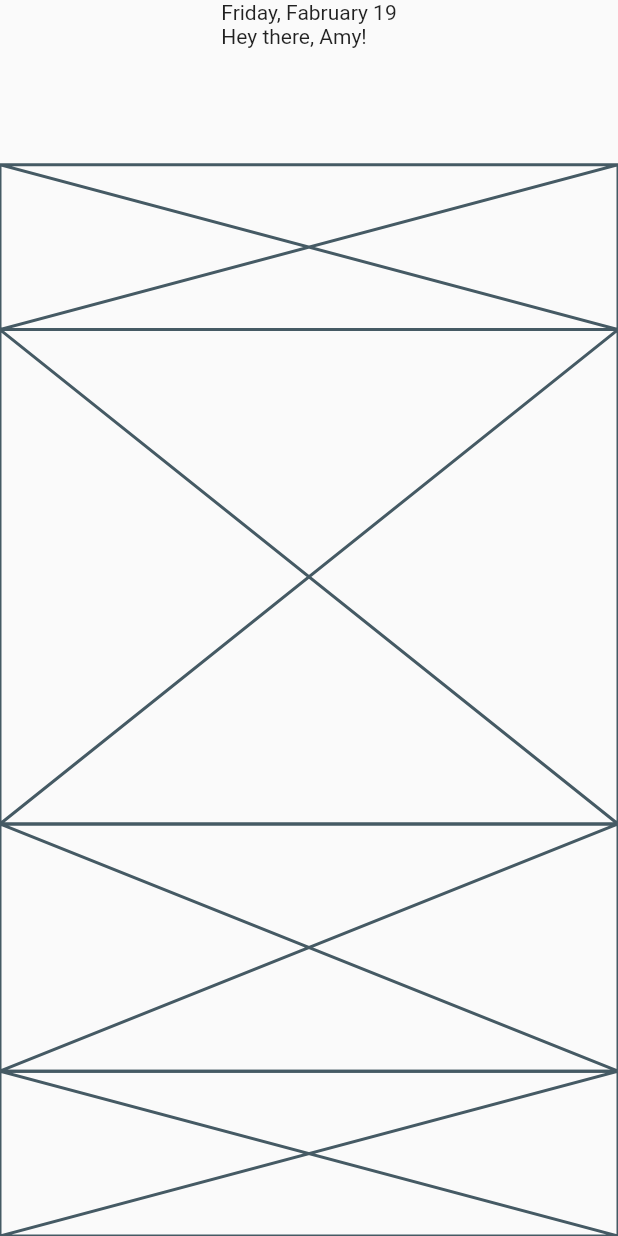
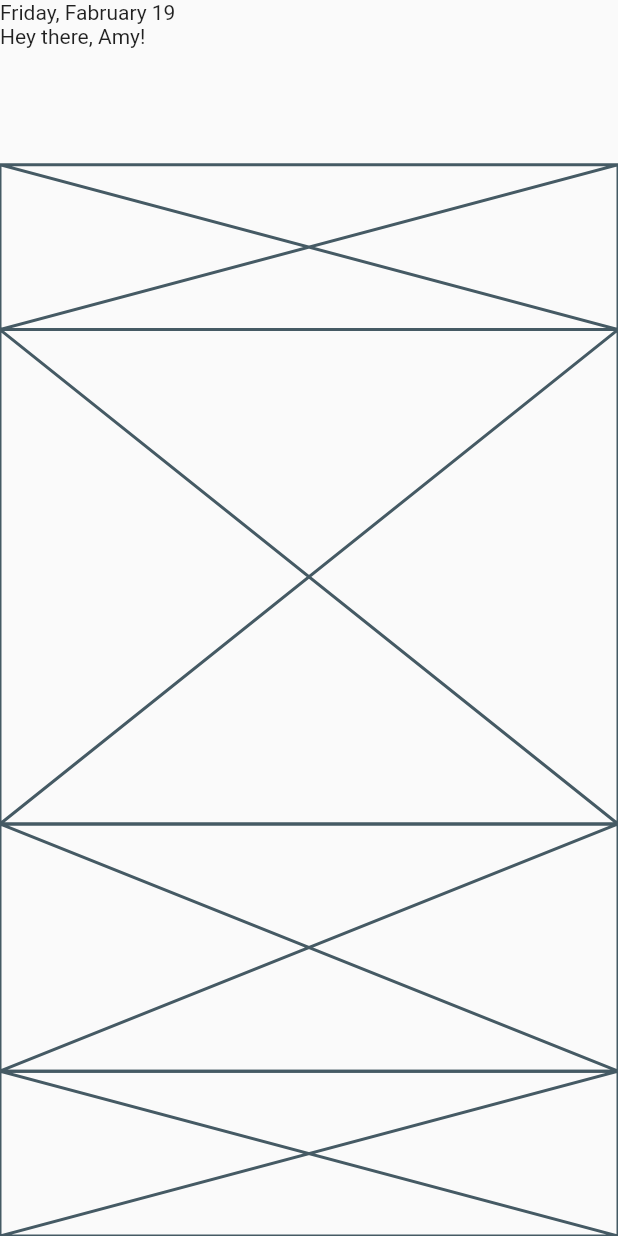
Before and after one commit to JAICHANGPARK/flutter_notebook_11th_story, a Flutter app: the screen it shows after launch, on a phone screen of 412 x 824 dp. Run offline on Flutter 3.47's test engine with Material 2 defaults, Android fonts, the phone set to English and light mode, and no system bars; our stand-ins replace backdrop, badges, flutter_inner_drawer, flutter_slidable, flutter_swiper, google_fonts.

Commit message:
Update experience_home_page.dart

```diff
--- a/lib/ep718_experience_app/experience_home_page.dart
+++ b/lib/ep718_experience_app/experience_home_page.dart
@@ -11,6 +11,8 @@ class _ExperienceHomePageState extends State<ExperienceHomePage> {
     return Scaffold(
       body: SafeArea(
         child: Column(
+          crossAxisAlignment: CrossAxisAlignment.start,
+          mainAxisAlignment: MainAxisAlignment.spaceAround,
           children: [
             Expanded(
                 flex: 2,
```
